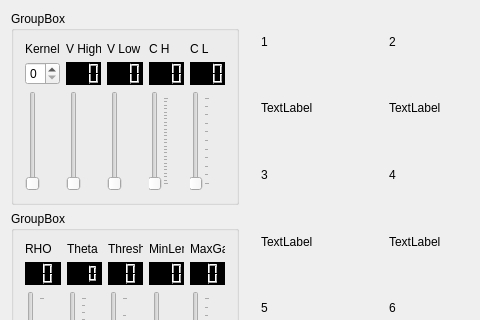
Before: the Qt Designer form ui/dialog.ui in imesper/lane-detection-playground, drawn with Qt 5; both pictures show x 0 to 480 and y 0 to 320 of the 650 by 416 pixel window.
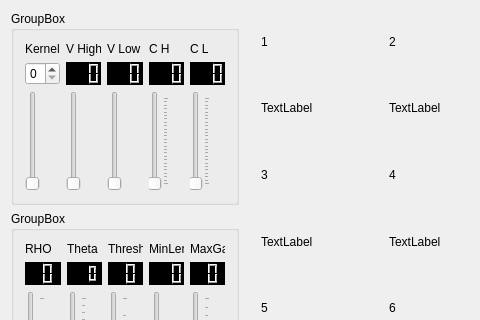
After: the same form once the commit is applied.

Diff of the .ui file:
```diff
--- a/ui/dialog.ui
+++ b/ui/dialog.ui
@@ -52,6 +52,9 @@
         <layout class="QGridLayout" name="gridLayout_5">
          <item row="2" column="7">
           <widget class="QSlider" name="cannyLowTHSlider">
+           <property name="maximum">
+            <number>250</number>
+           </property>
            <property name="orientation">
             <enum>Qt::Vertical</enum>
            </property>
```
